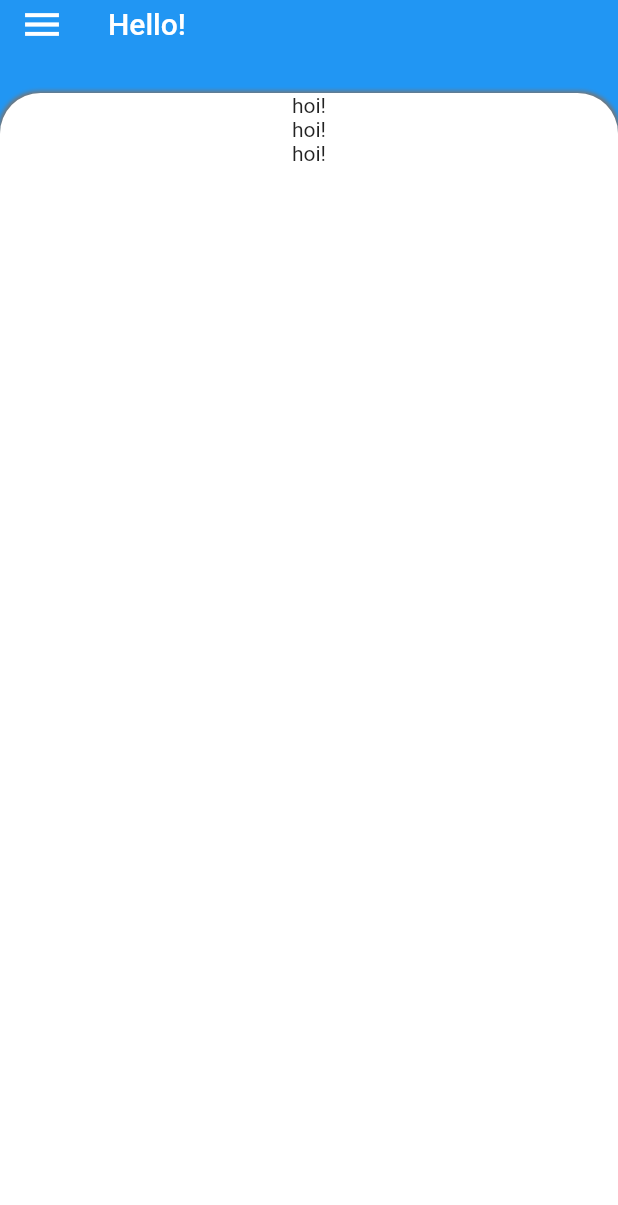
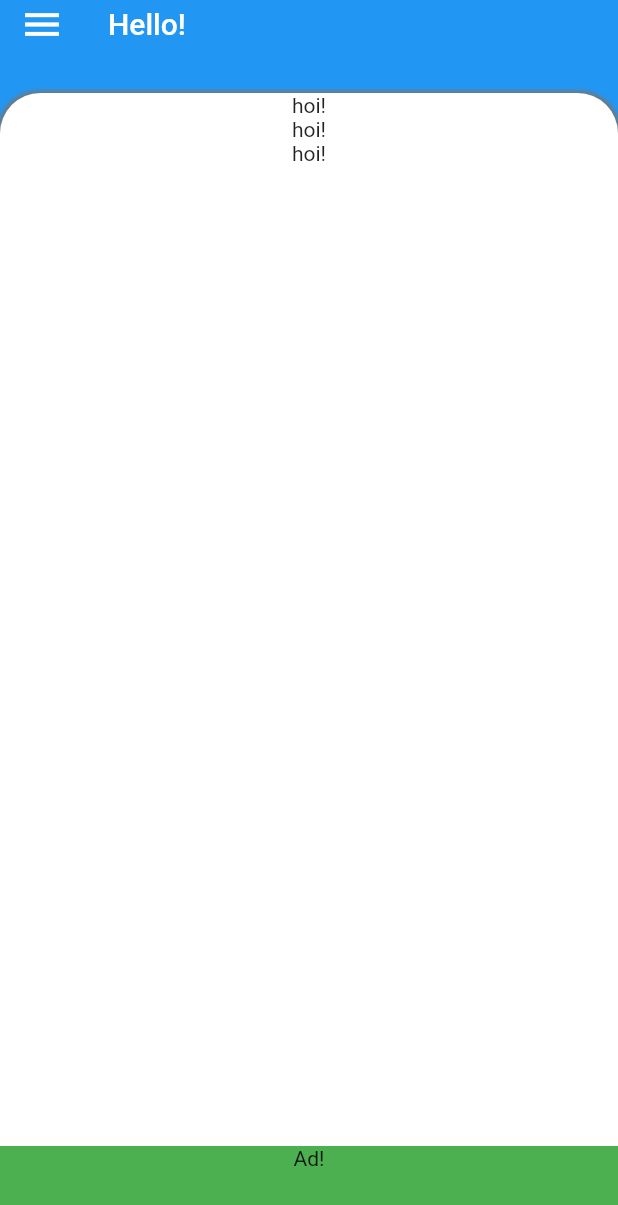
Before and after one commit to ymdarake/flutter-template-browser_like_tab, a Flutter app: the screen it shows after launch, on a phone screen of 412 x 824 dp. Shown: the top 1205 px of the screen. Run offline on Flutter 3.47's test engine with Material 2 defaults, Android fonts, the phone set to English and light mode, and no system bars.

```diff
--- a/lib/src/screens/home.dart
+++ b/lib/src/screens/home.dart
@@ -27,7 +27,7 @@ class _HomeState extends State<Home> with SingleTickerProviderStateMixin {
         parent: tabAnimationController,
       ),
     );
-    adAnimation = Tween(begin: -adHeight, end: bottomSheetHeight).animate(
+    adAnimation = Tween(begin: 0.0, end: bottomSheetHeight).animate(
       CurvedAnimation(
         curve: Curves.easeInOut,
         parent: tabAnimationController,
@@ -81,7 +81,8 @@ class _HomeState extends State<Home> with SingleTickerProviderStateMixin {
       animation: tabAnimation,
       child: Container(
         width: MediaQuery.of(context).size.width,
-        height: MediaQuery.of(context).size.height - 30 - appBarHeight,
+        height:
+            MediaQuery.of(context).size.height - 30 - appBarHeight - adHeight,
         margin: EdgeInsets.only(top: 30),
         decoration: BoxDecoration(
           boxShadow: _buildTabShadow(),
```
